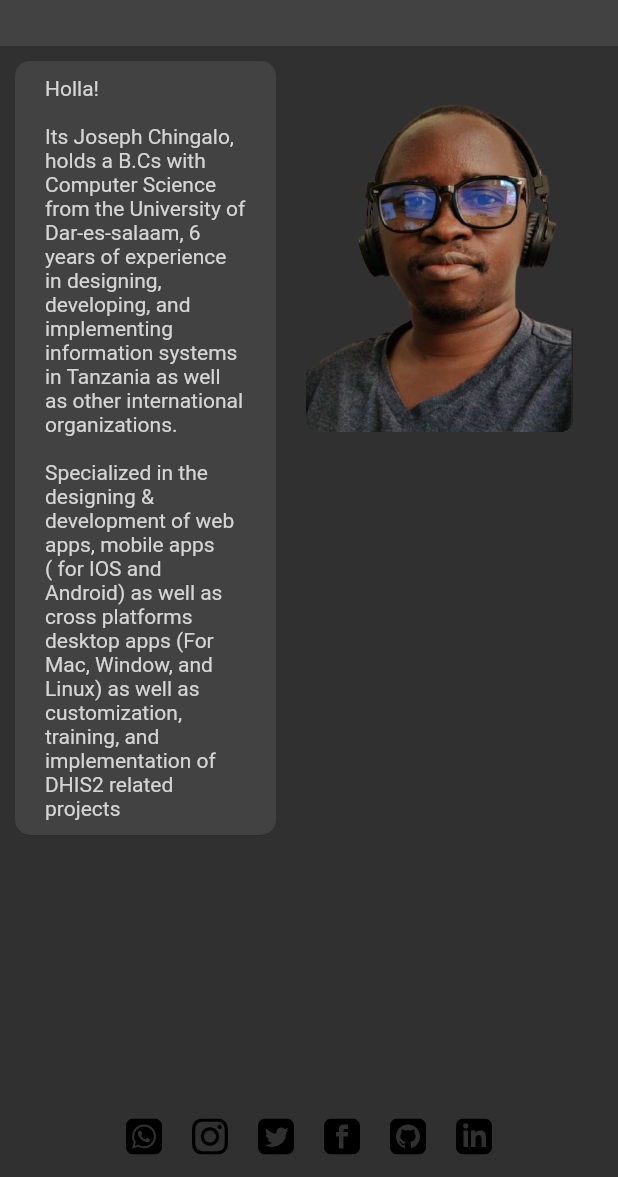
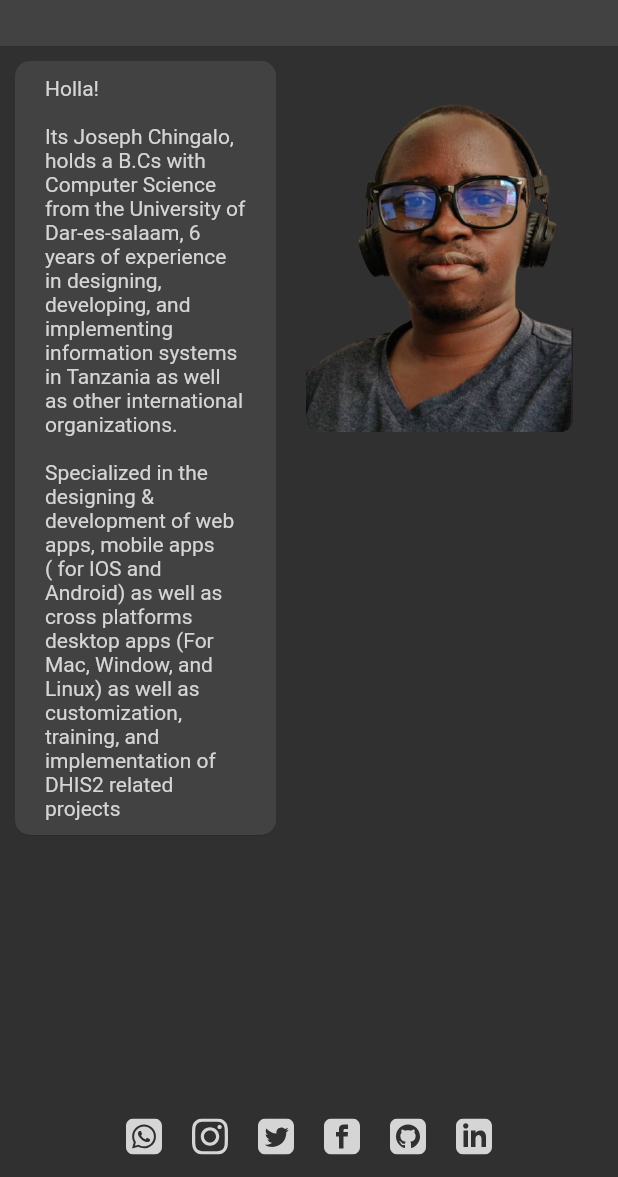
Before and after one commit to chingalo/chingalo-site, a Flutter app: the screen it shows after launch, on a phone screen of 412 x 824 dp, the part 59-1236 px from its top. Run offline on Flutter 3.47's test engine with Material 2 defaults, Android fonts, the light colour scheme and no system bars; our stand-ins replace flutter_svg, google_fonts, shared_preferences.

Commit message:
feat: theme color on social media icons

```diff
--- a/lib/modules/home/components/social_media_content.dart
+++ b/lib/modules/home/components/social_media_content.dart
@@ -31,6 +31,7 @@ class SocialMediaContent extends StatelessWidget {
             .map(
               (SocialMedia socialMedia) => SocialMediaIcon(
                 socialMedia: socialMedia,
+                textColor: textColor,
                 onTap: () => onTap(socialMedia),
               ),
             )
--- a/lib/modules/home/components/social_media_icon.dart
+++ b/lib/modules/home/components/social_media_icon.dart
@@ -6,10 +6,12 @@ class SocialMediaIcon extends StatelessWidget {
   const SocialMediaIcon({
     Key? key,
     required this.socialMedia,
+    required this.textColor,
     required this.onTap,
   }) : super(key: key);
 
   final SocialMedia socialMedia;
+  final Color textColor;
   final VoidCallback onTap;
 
   @override
@@ -22,6 +24,7 @@ class SocialMediaIcon extends StatelessWidget {
         ),
         child: SvgPicture.asset(
           socialMedia.icon,
+          color: textColor,
         ),
       ),
     );
```
